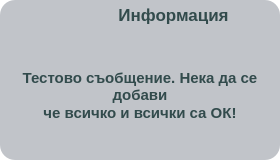
The window that app/ui/widgets/customMessageWidget.ui (DevilPhp/WorkSalary.v01) describes before a commit, drawn with Qt 5.
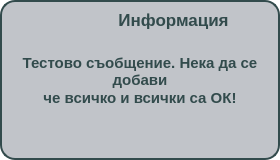
The same window after the commit. Icons and pictures are not drawn.

Patch:
```diff
--- a/app/ui/widgets/customMessageWidget.ui
+++ b/app/ui/widgets/customMessageWidget.ui
@@ -35,6 +35,7 @@
 #widget {
 	border-radius: 15px;
 	background-color: #c1c4c9;
+	border: 2px solid #324b4c;
 }
 
 QPushButton {
@@ -100,91 +101,25 @@
        <widget class="QWidget" name="titleWidget" native="true">
         <property name="minimumSize">
          <size>
-          <width>200</width>
-          <height>45</height>
-         </size>
-        </property>
-        <property name="maximumSize">
-         <size>
-          <width>16777215</width>
-          <height>45</height>
-         </size>
-        </property>
-        <layout class="QHBoxLayout" name="horizontalLayout">
-         <property name="spacing">
-          <number>20</number>
-         </property>
-         <property name="leftMargin">
-          <number>0</number>
-         </property>
-         <property name="topMargin">
-          <number>5</number>
-         </property>
-         <property name="rightMargin">
-          <number>0</number>
-         </property>
-         <property name="bottomMargin">
-          <number>0</number>
-         </property>
-         <item>
-          <layout class="QFormLayout" name="formLayout">
-           <property name="labelAlignment">
-            <set>Qt::AlignCenter</set>
-           </property>
-           <item row="0" column="1">
-            <widget class="QWidget" name="widget_3" native="true">
-             <layout class="QHBoxLayout" name="horizontalLayout_4">
-              <property name="spacing">
-               <number>0</number>
-              </property>
-              <property name="leftMargin">
-               <number>0</number>
-              </property>
-              <property name="topMargin">
-               <number>0</number>
-              </property>
-              <property name="rightMargin">
-               <number>0</number>
-              </property>
-              <property name="bottomMargin">
-               <number>0</number>
-              </property>
-              <item>
-               <widget class="QLabel" name="label">
-                <property name="text">
-                 <string>Информация</string>
-                </property>
-                <property name="alignment">
-                 <set>Qt::AlignCenter</set>
-                </property>
-               </widget>
-              </item>
-             </layout>
-            </widget>
-           </item>
-           <item row="0" column="0">
-            <widget class="QWidget" name="widget_2" native="true">
-             <property name="minimumSize">
-              <size>
                <width>0</width>
                <height>0</height>
               </size>
              </property>
              <property name="maximumSize">
               <size>
-               <width>100</width>
+          <width>16777215</width>
                <height>16777215</height>
               </size>
              </property>
-             <layout class="QHBoxLayout" name="horizontalLayout_3">
+        <layout class="QHBoxLayout" name="horizontalLayout">
               <property name="spacing">
-               <number>0</number>
+          <number>20</number>
               </property>
               <property name="leftMargin">
                <number>0</number>
               </property>
               <property name="topMargin">
-               <number>0</number>
+          <number>10</number>
               </property>
               <property name="rightMargin">
                <number>0</number>
@@ -193,10 +128,7 @@
                <number>0</number>
               </property>
               <item>
-               <widget class="QPushButton" name="iconHolder">
-                <property name="focusPolicy">
-                 <enum>Qt::NoFocus</enum>
-                </property>
+          <widget class="QPushButton" name="pushButton">
                 <property name="text">
                  <string/>
                 </property>
@@ -212,10 +144,21 @@
                 </property>
                </widget>
               </item>
-             </layout>
-            </widget>
-           </item>
-          </layout>
+         <item>
+          <widget class="QLabel" name="label">
+           <property name="text">
+            <string>Информация</string>
+           </property>
+           <property name="pixmap">
+            <pixmap resource="../../../resources.qrc">:/icons/app/assets/icons/Question-Square--Streamline-Solar-Broken.svg</pixmap>
+           </property>
+           <property name="scaledContents">
+            <bool>false</bool>
+           </property>
+           <property name="alignment">
+            <set>Qt::AlignCenter</set>
+           </property>
+          </widget>
          </item>
         </layout>
        </widget>
```
Lines whose indentation alone changed are shown as unchanged.
